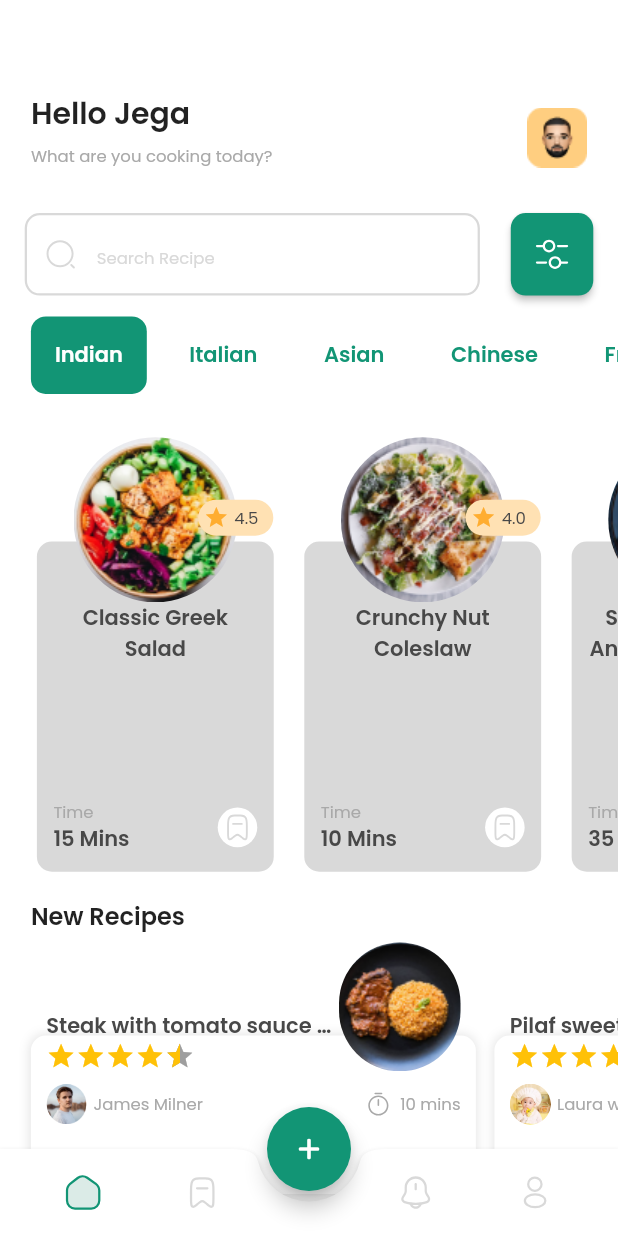
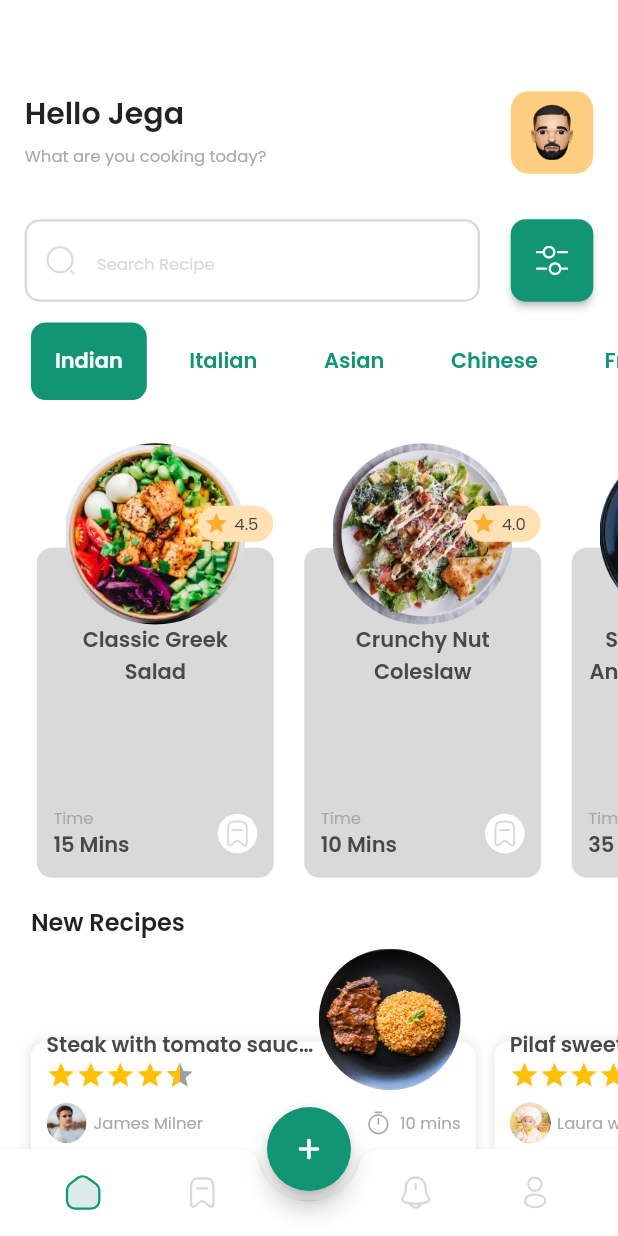
Before and after one commit to n0dustoll3ns/recipe_app, a Flutter app: the screen it shows after launch, after a tap on "Start cooking", after a tap on "Sign in", on a phone screen of 412 x 824 dp. Run offline on Flutter 3.47's test engine with Material 2 defaults, Android fonts, the light colour scheme and no system bars; drawn by our look-alikes of flutter_rating_bar; our stand-ins replace flutter_lorem, flutter_svg, google_fonts.

Commit message:
refresh pages and routes to recipe pages from home

```diff
--- a/lib/presentation/common/meal_card.dart
+++ b/lib/presentation/common/meal_card.dart
@@ -1,8 +1,13 @@
+import 'dart:math';
+
 import 'package:flutter/material.dart';
 import 'package:recipe_app/platform/size_config.dart';
 import 'package:google_fonts/google_fonts.dart';
 
 import '../../../model/meal.dart';
+import '../../model/creator.dart';
+import '../../model/recipe.dart';
+import '../screens/recipe_page.dart';
 import 'favorite_label.dart';
 import 'rating_sticker.dart';
 
@@ -11,7 +16,19 @@ class MealCard extends StatelessWidget {
   final Meal meal;
   @override
   Widget build(BuildContext context) {
-    return SizedBox(
+    return GestureDetector(
+      onTap: () => Navigator.push(
+          context,
+          MaterialPageRoute(
+              builder: (BuildContext context) => RecipePage(
+                      recipe: Recipe(
+                    name: meal.name,
+                    creator: creators[Random().nextInt(4)],
+                    duration: meal.duration,
+                    image: meal.image,
+                    rating: meal.rating,
+                  )))),
+      child: SizedBox(
         width: SizeConfig.blockSizeHorizontal * 40.266,
         child: Card(
           elevation: 0,
@@ -44,8 +61,12 @@ class MealCard extends StatelessWidget {
                   crossAxisAlignment: CrossAxisAlignment.center,
                   children: [
                     Center(
+                        child: SizedBox(
+                      height: SizeConfig.blockSizeHorizontal * 29.333,
+                      width: SizeConfig.blockSizeHorizontal * 29.333,
                       child:
-                          ClipRRect(borderRadius: BorderRadius.circular(99), child: Image.asset(meal.image))),
+                          ClipRRect(borderRadius: BorderRadius.circular(99), child: Image.asset(meal.image)),
+                    )),
                     Text(
                       meal.name,
                       maxLines: 2,
@@ -89,7 +110,9 @@ class MealCard extends StatelessWidget {
                     height: SizeConfig.blockSizeVertical * 9.333,
                     child: Align(
                       alignment: Alignment.bottomRight,
-                    child: RatingSticker(rating: meal.rating,),
+                      child: RatingSticker(
+                        rating: meal.rating,
+                      ),
                     ),
                   ),
                   Expanded(
@@ -106,6 +129,7 @@ class MealCard extends StatelessWidget {
             ],
           ),
         ),
+      ),
     );
   }
 }
--- a/lib/presentation/common/user_recipe.dart
+++ b/lib/presentation/common/user_recipe.dart
@@ -6,13 +6,17 @@ import 'package:recipe_app/platform/size_config.dart';
 import 'package:google_fonts/google_fonts.dart';
 
 import '../../model/recipe.dart';
+import '../screens/recipe_page.dart';
 
 class UserRecipe extends StatelessWidget {
   const UserRecipe({super.key, required this.recipe});
   final Recipe recipe;
   @override
   Widget build(BuildContext context) {
-    return SizedBox(
+    return GestureDetector(
+      onTap: () => Navigator.push(
+          context, MaterialPageRoute(builder: (BuildContext context) => RecipePage(recipe: recipe))),
+      child: SizedBox(
         width: SizeConfig.blockSizeHorizontal * 72,
         child: Stack(
           alignment: AlignmentDirectional.center,
@@ -68,7 +72,15 @@ class UserRecipe extends StatelessWidget {
                           ],
                         ),
                       ),
-                    ClipRRect(borderRadius: BorderRadius.circular(99), child: Image.asset(recipe.image))
+                      SizedBox(
+                          height: SizeConfig.blockSizeHorizontal * 22.933,
+                          width: SizeConfig.blockSizeHorizontal * 22.933,
+                          child: ClipRRect(
+                              borderRadius: BorderRadius.circular(99),
+                              child: Image.asset(
+                                recipe.image,
+                                fit: BoxFit.fill,
+                              )))
                     ],
                   ),
                   SizedBox(height: SizeConfig.blockSizeVertical * 0.98),
@@ -101,6 +113,7 @@ class UserRecipe extends StatelessWidget {
             )
           ],
         ),
+      ),
     );
   }
 }
--- a/lib/presentation/screens/components/recipe_search.dart
+++ b/lib/presentation/screens/components/search_bar.dart
@@ -6,7 +6,9 @@ import '../../../platform/size_config.dart';
 
 class RecipeSearch extends StatelessWidget {
   final Function onFilterPress;
-  const RecipeSearch({super.key, required this.onFilterPress});
+  final bool? autoFocus;
+  final bool? readOnly;
+  const RecipeSearch({super.key, required this.onFilterPress, this.autoFocus, this.readOnly});
 
   @override
   Widget build(BuildContext context) {
@@ -23,6 +25,7 @@ class RecipeSearch extends StatelessWidget {
               children: [
                 Expanded(
                   child: TextFormField(
+                    autofocus: autoFocus ?? false,
                     onTap: () => Navigator.of(context).push(_createRoute()),
                     decoration: InputDecoration(
                         hintText: 'Search Recipe',
--- a/lib/presentation/screens/content/home.dart
+++ b/lib/presentation/screens/content/home.dart
@@ -7,7 +7,7 @@ import 'package:recipe_app/presentation/screens/components/popular_recipes.dart'
 import 'package:recipe_app/presentation/screens/content/personal.dart';
 
 import '../components/new_recipes.dart';
-import '../components/recipe_search.dart';
+import '../components/search_bar.dart';
 
 class Home extends StatelessWidget {
   const Home({super.key});
@@ -21,7 +21,11 @@ class Home extends StatelessWidget {
           SizedBox(height: SizeConfig.blockSizeVertical * 7.38),
           const Personal(),
           SizedBox(height: SizeConfig.blockSizeVertical * 3.68),
-          RecipeSearch(onFilterPress: () {}),
+          RecipeSearch(
+            autoFocus: false,
+            onFilterPress: () {},
+            readOnly: true,
+          ),
           SizedBox(height: SizeConfig.blockSizeVertical * 1.68),
           const CuisineFilter(),
           SizedBox(height: SizeConfig.blockSizeVertical * 1.68),
--- a/lib/presentation/screens/content/personal.dart
+++ b/lib/presentation/screens/content/personal.dart
@@ -9,9 +9,11 @@ class Personal extends StatelessWidget {
   @override
   Widget build(BuildContext context) {
     return Padding(
-      padding: EdgeInsets.symmetric(horizontal: SizeConfig.blockSizeHorizontal * 5),
+      padding: EdgeInsets.symmetric(horizontal: SizeConfig.blockSizeHorizontal * 4),
+      child: SizedBox(
+        height: 55,
         child: Row(
-        crossAxisAlignment: CrossAxisAlignment.end,
+          crossAxisAlignment: CrossAxisAlignment.stretch,
           children: [
             Column(
               crossAxisAlignment: CrossAxisAlignment.start,
@@ -28,8 +30,19 @@ class Personal extends StatelessWidget {
               ],
             ),
             const Spacer(),
-          Image.asset('assets/images/avatar.png')
+            DecoratedBox(
+              decoration: const BoxDecoration(
+                  color: Color(0XFFFFCE80), borderRadius: BorderRadius.all(Radius.circular(12))),
+              child: AspectRatio(
+                aspectRatio: 1,
+                child: Image.asset(
+                  'assets/images/avatar.png',
+                  fit: BoxFit.fitHeight,
+                ),
+              ),
+            )
           ],
+        ),
       ),
     );
   }
--- a/lib/presentation/screens/search_page.dart
+++ b/lib/presentation/screens/search_page.dart
@@ -4,7 +4,7 @@ import 'package:google_fonts/google_fonts.dart';
 import 'package:recipe_app/platform/size_config.dart';
 import 'package:recipe_app/presentation/common/meal_tile.dart';
 import '../../model/recipe.dart';
-import 'components/recipe_search.dart';
+import 'components/search_bar.dart';
 import 'components/search_filter.dart';
 
 class SearchPage extends StatefulWidget {
@@ -53,6 +53,8 @@ class _SearchPageState extends State<SearchPage> with TickerProviderStateMixin {
             SizedBox(height: SizeConfig.blockSizeVertical * 2.141),
             RecipeSearch(
               onFilterPress: () => showFilters(),
+              autoFocus: true,
+              readOnly: false,
             ),
             SizedBox(height: SizeConfig.blockSizeVertical * 2.141),
             Align(
```
Also changed, not shown: assets/images/avatar.png, assets/images/meals/1.png, assets/images/meals/2.png, assets/images/meals/3.png, assets/images/meals/4.png, assets/images/meals/5.png, assets/images/user_recipes/1.png, assets/images/user_recipes/2.png, assets/images/user_recipes/3.png, assets/images/user_recipes/4.png, assets/images/user_recipes/5.png. Lines whose indentation alone changed are shown as unchanged.
